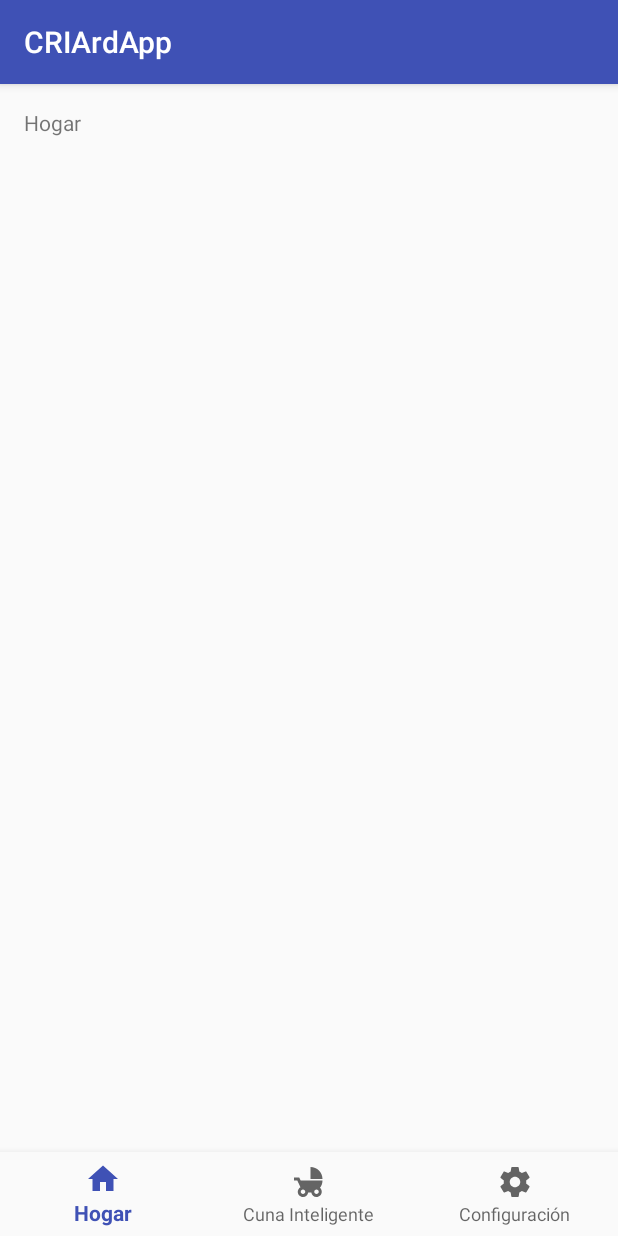
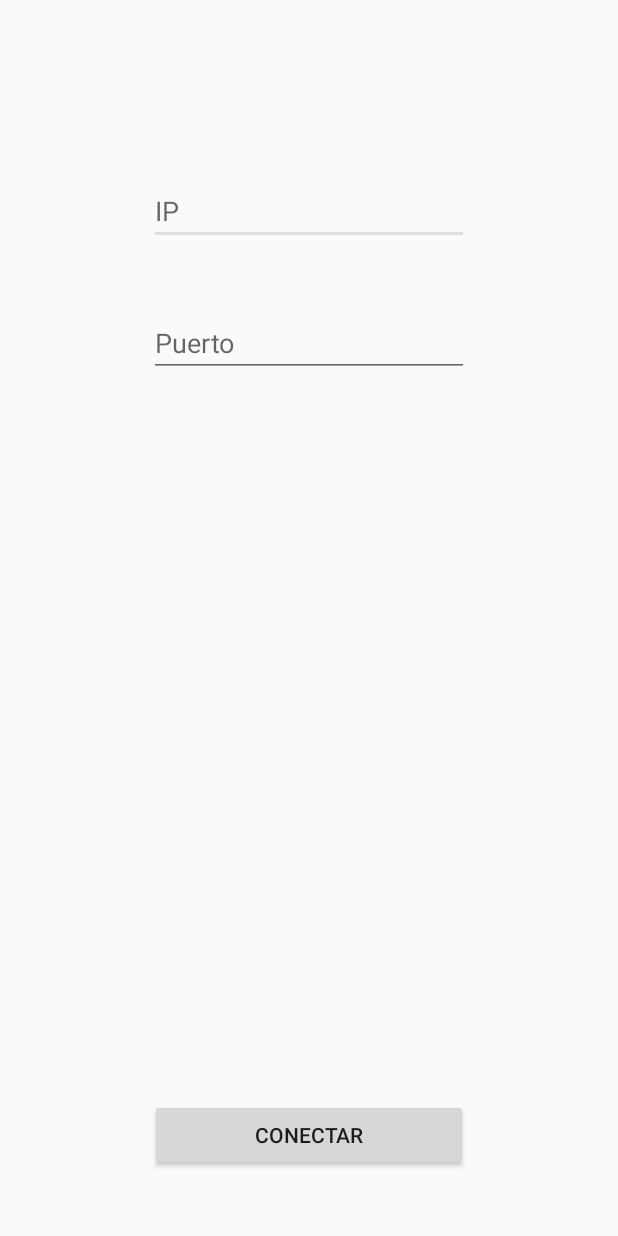
Before and after one commit to CRIARD/CRIARD, an Android app: the screen it shows after launch (CRIArdMainActivity before the commit, ActivityInicial after it), on a phone screen of 412 x 824 dp. Run offline under Robolectric (Android 15) with nearby library versions, the light colour scheme and no system bars.

```diff
--- /dev/null
+++ b/ANDROID/CRIArdApp2/app/src/main/java/app/criard/criardapp/ActivityInicial.java
@@ -0,0 +1,41 @@
+package app.criard.criardapp;
+
+import android.content.Intent;
+import android.os.Bundle;
+import android.app.Activity;
+import android.view.View;
+import android.widget.Button;
+import android.widget.EditText;
+
+public class ActivityInicial extends Activity {
+
+    EditText ip;
+    EditText puerto;
+    Intent intent;
+    Button boton;
+    @Override
+    protected void onCreate(Bundle savedInstanceState) {
+        super.onCreate(savedInstanceState);
+        setContentView(R.layout.activity_inicial);
+        ip = (EditText) findViewById(R.id.txt_ip);
+        puerto = (EditText) findViewById(R.id.txt_puerto);
+        boton = (Button) findViewById(R.id.btn_iniciar);
+        boton.setOnClickListener(this.Conectar);
+    }
+
+    private View.OnClickListener Conectar = new View.OnClickListener(){
+
+        @Override
+        public void onClick(View v) {
+            intent = new Intent(ActivityInicial.this,CRIArdMainActivity.class);
+
+            intent.putExtra("ip",ip.getText().toString());
+            intent.putExtra("puerto",puerto.getText().toString());
+
+            startActivity(intent);
+
+            finish();
+        }
+    };
+
+}
--- a/ANDROID/CRIArdApp2/app/src/main/java/app/criard/criardapp/CRIArdMainActivity.java
+++ b/ANDROID/CRIArdApp2/app/src/main/java/app/criard/criardapp/CRIArdMainActivity.java
@@ -10,6 +10,8 @@ import android.widget.TextView;
 public class CRIArdMainActivity extends AppCompatActivity {
 
     private TextView mTextMessage;
+    private String puerto;
+    private String ip;
 
     private BottomNavigationView.OnNavigationItemSelectedListener mOnNavigationItemSelectedListener
             = new BottomNavigationView.OnNavigationItemSelectedListener() {
@@ -36,6 +38,9 @@ public class CRIArdMainActivity extends AppCompatActivity {
         super.onCreate(savedInstanceState);
         setContentView(R.layout.activity_criard_main);
 
+        Bundle bundle =  getIntent().getExtras();
+        this.ip = (String) bundle.get("ip");
+        this.puerto = (String) bundle.get("puerto");
         mTextMessage = (TextView) findViewById(R.id.message);
         BottomNavigationView navigation = (BottomNavigationView) findViewById(R.id.navigation);
         navigation.setOnNavigationItemSelectedListener(mOnNavigationItemSelectedListener);
--- a/ANDROID/CRIArdApp2/app/src/main/res/layout/activity_criard_main.xml
+++ b/ANDROID/CRIArdApp2/app/src/main/res/layout/activity_criard_main.xml
@@ -1,5 +1,5 @@
 <?xml version="1.0" encoding="utf-8"?>
-<android.support.constraint.ConstraintLayout xmlns:android="http://schemas.android.com/apk/res/android"
+<RelativeLayout xmlns:android="http://schemas.android.com/apk/res/android"
     xmlns:app="http://schemas.android.com/apk/res-auto"
     xmlns:tools="http://schemas.android.com/tools"
     android:id="@+id/container"
@@ -20,14 +20,14 @@
 
     <android.support.design.widget.BottomNavigationView
         android:id="@+id/navigation"
-        android:layout_width="0dp"
-        android:layout_height="wrap_content"
-        android:layout_marginEnd="0dp"
-        android:layout_marginStart="0dp"
+        android:layout_width="match_parent"
+        android:layout_height="77dp"
+        android:layout_alignParentBottom="true"
+        android:layout_alignParentStart="true"
         android:background="?android:attr/windowBackground"
         app:layout_constraintBottom_toBottomOf="parent"
         app:layout_constraintLeft_toLeftOf="parent"
         app:layout_constraintRight_toRightOf="parent"
         app:menu="@menu/navigation" />
 
-</android.support.constraint.ConstraintLayout>
+</RelativeLayout>
--- /dev/null
+++ b/ANDROID/CRIArdApp2/app/src/main/res/layout/activity_inicial.xml
@@ -0,0 +1,40 @@
+<?xml version="1.0" encoding="utf-8"?>
+<RelativeLayout xmlns:android="http://schemas.android.com/apk/res/android"
+    xmlns:app="http://schemas.android.com/apk/res-auto"
+    xmlns:tools="http://schemas.android.com/tools"
+    android:layout_width="match_parent"
+    android:layout_height="match_parent"
+    tools:context=".ActivityInicial">
+
+    <Button
+        android:id="@+id/btn_iniciar"
+        android:layout_width="212dp"
+        android:layout_height="wrap_content"
+        android:layout_alignParentBottom="true"
+        android:layout_centerHorizontal="true"
+        android:layout_marginBottom="43dp"
+        android:text="Conectar" />
+
+    <EditText
+        android:id="@+id/txt_ip"
+        android:layout_width="wrap_content"
+        android:layout_height="wrap_content"
+        android:layout_alignParentTop="true"
+        android:layout_centerHorizontal="true"
+        android:layout_marginTop="118dp"
+        android:ems="10"
+        android:hint="IP"
+        android:inputType="textPersonName" />
+
+    <EditText
+        android:id="@+id/txt_puerto"
+        android:layout_width="wrap_content"
+        android:layout_height="wrap_content"
+        android:layout_alignParentTop="true"
+        android:layout_centerHorizontal="true"
+        android:layout_marginTop="206dp"
+        android:ems="10"
+        android:hint="Puerto"
+        android:inputType="textPersonName" />
+
+</RelativeLayout>
--- a/ANDROID/CRIArdApp2/app/src/main/res/values/colors.xml
+++ b/ANDROID/CRIArdApp2/app/src/main/res/values/colors.xml
@@ -2,5 +2,5 @@
 <resources>
     <color name="colorPrimary">#3F51B5</color>
     <color name="colorPrimaryDark">#303F9F</color>
-    <color name="colorAccent">#FF4081</color>
+    <color name="colorAccent">#dfdfdf</color>
 </resources>
--- a/ANDROID/CRIArdApp2/app/src/main/res/values/strings.xml
+++ b/ANDROID/CRIArdApp2/app/src/main/res/values/strings.xml
@@ -3,4 +3,5 @@
     <string name="title_home">Hogar</string>
     <string name="title_cuna">Cuna Inteligente</string>
     <string name="title_config">Configuración</string>
+    <string name="title_activity_inicial">ActivityInicial</string>
 </resources>
--- a/ANDROID/CRIArdApp2/app/src/main/res/values/styles.xml
+++ b/ANDROID/CRIArdApp2/app/src/main/res/values/styles.xml
@@ -1,7 +1,7 @@
 <resources>
 
     <!-- Base application theme. -->
-    <style name="AppTheme" parent="Theme.AppCompat.Light.DarkActionBar">
+    <style name="AppTheme" parent="Base.Theme.AppCompat.Light.DarkActionBar">
         <!-- Customize your theme here. -->
         <item name="colorPrimary">@color/colorPrimary</item>
         <item name="colorPrimaryDark">@color/colorPrimaryDark</item>
```
Also changed, not shown: ANDROID/CRIArdApp2/app/src/main/AndroidManifest.xml (+5 -2 lines), ANDROID/CRIArdApp2/app/src/main/java/app/criard/criardapp/ClienteHttp_GET.java (added, +134 -0 lines), ANDROID/CRIArdApp2/app/src/main/java/app/criard/criardapp/InterfazAsyntask.java (added, +8 -0 lines).
